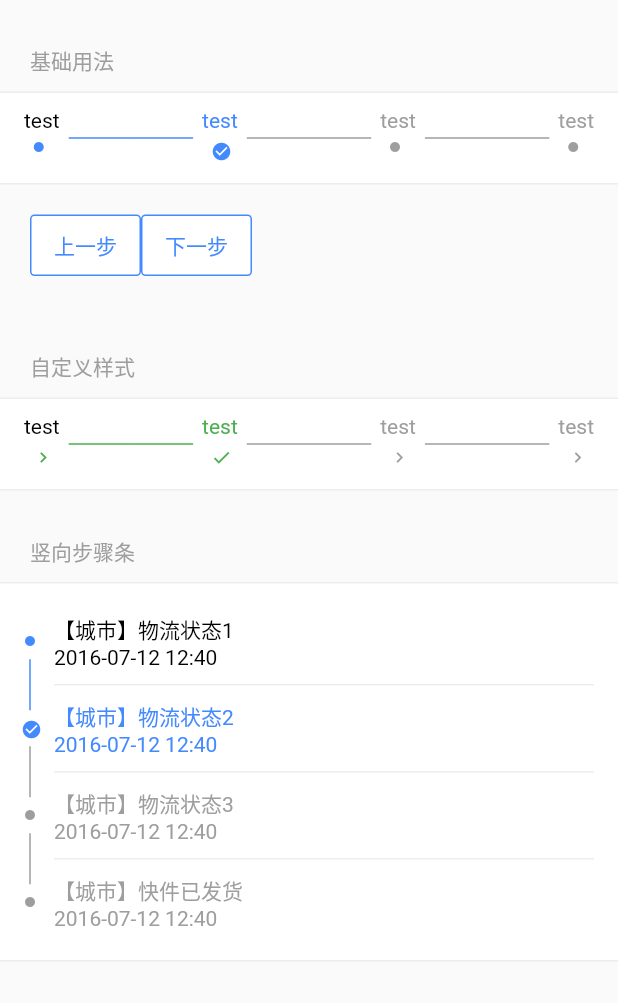
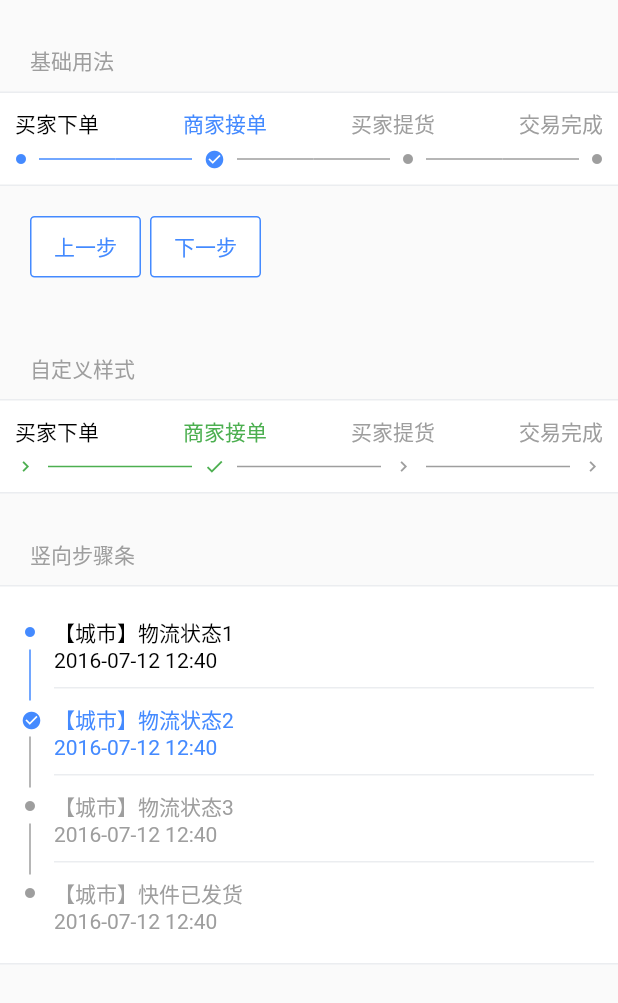
Before and after one commit to benjaken/flutter_vant_kit, a Flutter app: what demoSteps() shows on an empty page, opened directly, on a phone screen of 412 x 824 dp. Shown: the top 1003 px of the screen. Run offline on Flutter 3.47's test engine with Material 2 defaults, Android fonts, the phone set to English and light mode, and no system bars; our stand-ins replace fluttertoast; missing offline and left inert: decorated_flutter, multi_image_picker.

Commit message:
fix(steps): 修正steps的展示

```diff
--- a/lib/routes/demoSteps.dart
+++ b/lib/routes/demoSteps.dart
@@ -35,10 +35,10 @@ class _demoSteps extends State<demoSteps> {
           Title("基础用法"),
           Steps(
             steps: [
-              StepItem("test"),
-              StepItem("test"),
-              StepItem("test"),
-              StepItem("test"),
+              StepItem("买家下单"),
+              StepItem("商家接单"),
+              StepItem("买家提货"),
+              StepItem("交易完成"),
             ],
             active: _active
           ),
@@ -56,6 +56,7 @@ class _demoSteps extends State<demoSteps> {
                     });
                   },
                 ),
+                SizedBox(width: 6),
                 CustomButton(
                   text: "下一步",
                   plain: true,
@@ -71,10 +72,10 @@ class _demoSteps extends State<demoSteps> {
           Title("自定义样式"),
           Steps(
             steps: [
-              StepItem("test"),
-              StepItem("test"),
-              StepItem("test"),
-              StepItem("test"),
+              StepItem("买家下单"),
+              StepItem("商家接单"),
+              StepItem("买家提货"),
+              StepItem("交易完成"),
             ],
             active: _active,
             activeIcon: Icons.done,
--- a/lib/widgets/steps.dart
+++ b/lib/widgets/steps.dart
@@ -31,34 +31,41 @@ class _Steps extends State<Steps> {
   }
 
   buildHorizontal () {
-    List<Widget> widgets = [];
+    List<Widget> tops = [];
+    List<Widget> bottoms = [];
     for (int i = 0; i < widget.steps.length; i++) {
       StepItem step = widget.steps[i];
-      widgets.add(Container(
-        margin: EdgeInsets.symmetric(horizontal: 6),
-        child: Column(
-          mainAxisAlignment: MainAxisAlignment.start,
-          children: <Widget>[
-            Text(step.title, style: TextStyle(color: i == widget.active ? widget.activeColor
-              : i < widget.active ? Colors.black : Colors.grey)),
-            Container(
-              width: 12,
-              height: 12,
-              alignment: AlignmentDirectional.topStart,
-              margin: EdgeInsets.symmetric(vertical: 6),
-              child: i == widget.active ? Icon(widget.activeIcon, color: widget.activeColor, size: 14,)
-              : Icon(widget.inactiveIcon??Icons.lens, size: widget.inactiveIcon != null ? 14 : 8, color: i < widget.active ? widget.activeColor : Colors.grey),
-            )
-          ],
-        ),
+      tops.add(Container(
+        margin: EdgeInsets.only(bottom: 6),
+        child: Text(step.title??"", style: TextStyle(color: i == widget.active ? widget.activeColor
+          : i < widget.active ? Colors.black : Colors.grey)),
       ));
-      if (i < widget.steps.length - 1) widgets.add(
-        Expanded(child: NDivider(
-          lineColor: i < widget.active ? widget.activeColor : Colors.grey,
-        ))
+      bottoms.add(
+        Container(
+          alignment: AlignmentDirectional.centerStart,
+          margin: i == 0 ? EdgeInsets.only(right: 8) : i == widget.steps.length - 1 ? EdgeInsets.only(left: 8) : EdgeInsets.symmetric(horizontal: 8),
+          child: i == widget.active ? Icon(widget.activeIcon, color: widget.activeColor, size: 14,)
+          : Icon(widget.inactiveIcon??Icons.lens, size: widget.inactiveIcon != null ? 14 : 8, color: i < widget.active ? widget.activeColor : Colors.grey),
+        )
+      );
+      if (i < widget.steps.length - 1) bottoms.add(
+        Expanded(
+          child: NDivider(
+            lineColor: i < widget.active ? widget.activeColor : Colors.grey,
+          ),
+        )
       );
     }
-    return widgets;
+    return [
+      Row(
+        mainAxisAlignment: MainAxisAlignment.spaceBetween,
+        children: tops,
+      ),
+      Row(
+        mainAxisAlignment: MainAxisAlignment.center,
+        children: bottoms,
+      )
+    ];
   }
 
   buildVertical () {
@@ -77,9 +84,9 @@ class _Steps extends State<Steps> {
               child: Column(
                 crossAxisAlignment: CrossAxisAlignment.start,
                 children: <Widget>[
-                  Text(step.title, style: TextStyle(fontSize: 14, color: i == widget.active ? widget.activeColor
+                  Text(step.title??"", style: TextStyle(fontSize: 14, color: i == widget.active ? widget.activeColor
                     : i < widget.active ? Colors.black : Colors.grey)),
-                  Text(step.date, style: TextStyle(fontSize: 14, color: i == widget.active ? widget.activeColor
+                  Text(step.date??"", style: TextStyle(fontSize: 14, color: i == widget.active ? widget.activeColor
                     : i < widget.active ? Colors.black : Colors.grey)),
                 ],
               )
@@ -92,7 +99,7 @@ class _Steps extends State<Steps> {
         width: 20,
         child: Column(
           mainAxisSize: MainAxisSize.min,
-          mainAxisAlignment: MainAxisAlignment.center,
+          mainAxisAlignment: MainAxisAlignment.start,
           children: <Widget>[
             Container(
               width: 12,
@@ -104,7 +111,6 @@ class _Steps extends State<Steps> {
             ),
             (i < widget.steps.length - 1) ? Container(
               width: 1,
-              //FIXME:此处高度需计算而不是固定值
               height: 34,
               color: i < widget.active ? widget.activeColor : Colors.grey,
             ) : Container()
@@ -113,7 +119,10 @@ class _Steps extends State<Steps> {
       ));
     }
     return [
-      Column(children: left),
+      Container(
+        padding: EdgeInsets.symmetric(vertical: 8),
+        child: Column(children: left),
+      ),
       Expanded(child: Column(
         children: right,
       ),)
@@ -131,10 +140,13 @@ class _Steps extends State<Steps> {
         ),
         color: Colors.white,
       ),
-      child: Row(
+      child: widget.direction == 'horizontal' ? Column(
+        crossAxisAlignment: CrossAxisAlignment.end,
+        children: buildHorizontal(),
+      ) : Row(
+        crossAxisAlignment: CrossAxisAlignment.start,
         mainAxisAlignment: MainAxisAlignment.spaceBetween,
-        textBaseline: TextBaseline.alphabetic,
-        children: widget.direction == 'vertical' ? buildVertical() : buildHorizontal(),
+        children: buildVertical(),
       ),
     );
   }
```
